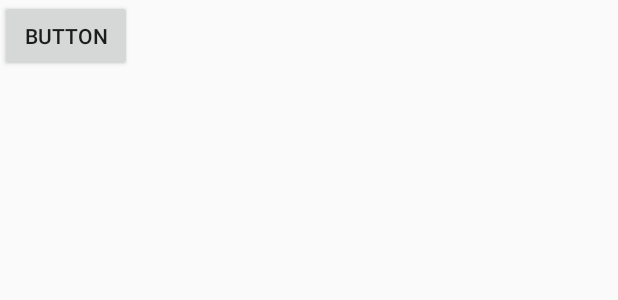
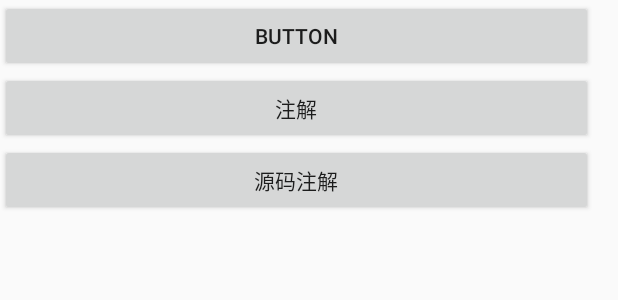
Before and after one commit to DengQiSong/KotlinStudyNote, an Android app: the layout activity_main.xml on its own in the app's theme, with its tools: preview values and no code run, on a phone screen of 412 x 824 dp. Shown: the top 300 px of the screen. Run offline under Robolectric (Android 15) with nearby library versions, the phone set to English and light mode, and no system bars.

Commit message:
注解的一些例子

```diff
--- a/app/src/main/AndroidManifest.xml
+++ b/app/src/main/AndroidManifest.xml
@@ -9,7 +9,7 @@
         android:roundIcon="@mipmap/ic_launcher_round"
         android:supportsRtl="true"
         android:theme="@style/AppTheme">
-        <activity android:name=".login.LoginRegistrationActivity">
+        <activity android:name=".MainActivity">
             <intent-filter>
                 <action android:name="android.intent.action.MAIN" />
 
--- a/app/src/main/res/layout/activity_main.xml
+++ b/app/src/main/res/layout/activity_main.xml
@@ -1,6 +1,7 @@
 <?xml version="1.0" encoding="utf-8"?>
 <android.support.constraint.ConstraintLayout xmlns:android="http://schemas.android.com/apk/res/android"
     xmlns:app="http://schemas.android.com/apk/res-auto"
+    xmlns:tools="http://schemas.android.com/tools"
     android:layout_width="match_parent"
     android:layout_height="match_parent">
 
@@ -13,10 +14,29 @@
         app:layout_constraintRight_toRightOf="parent"
         app:layout_constraintTop_toTopOf="parent" />
 
-    <Button
-        android:id="@+id/Button02"
-        android:layout_width="wrap_content"
+    <LinearLayout
+        android:layout_width="395dp"
         android:layout_height="wrap_content"
-        android:text="Button" />
+        android:orientation="vertical"
+        tools:layout_editor_absoluteX="8dp"
+        tools:layout_editor_absoluteY="0dp">
 
+        <Button
+            android:id="@+id/Button02"
+            android:layout_width="match_parent"
+            android:layout_height="wrap_content"
+            android:text="Button" />
+
+        <Button
+            android:id="@+id/button03"
+            android:layout_width="match_parent"
+            android:layout_height="wrap_content"
+            android:text="注解" />
+
+        <Button
+            android:id="@+id/button04"
+            android:layout_width="match_parent"
+            android:layout_height="wrap_content"
+            android:text="源码注解" />
+    </LinearLayout>
 </android.support.constraint.ConstraintLayout>
```
Also changed, not shown: app/src/main/java/com/dqs/kotlinnote/MainActivity.kt (+63 -2 lines), app/src/main/java/com/dqs/kotlinnote/note/ClassInfo.java (added, +15 -0 lines), app/src/main/java/com/dqs/kotlinnote/note/FieldInfo.java (added, +16 -0 lines), app/src/main/java/com/dqs/kotlinnote/note/MethodInfo.java (added, +18 -0 lines), app/src/main/java/com/dqs/kotlinnote/note/TestRuntimeAnnotation.java (added, +19 -0 lines), app/src/main/java/com/dqs/kotlinnote/note/TestSourceAnnotation.java (added, +47 -0 lines).
